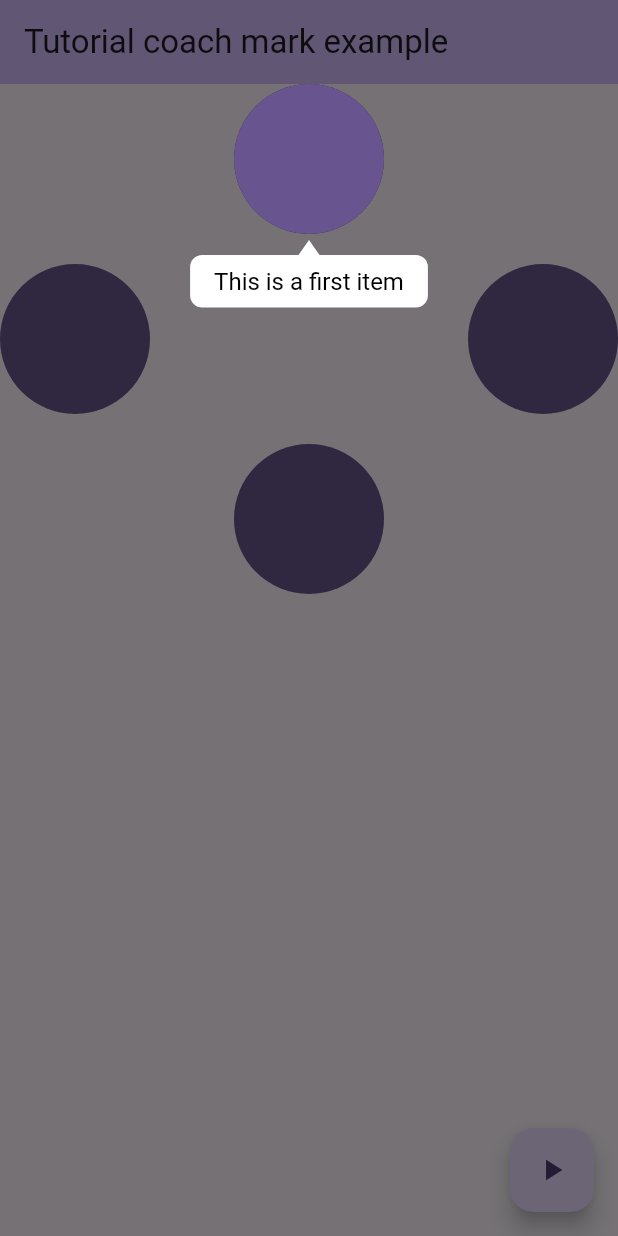
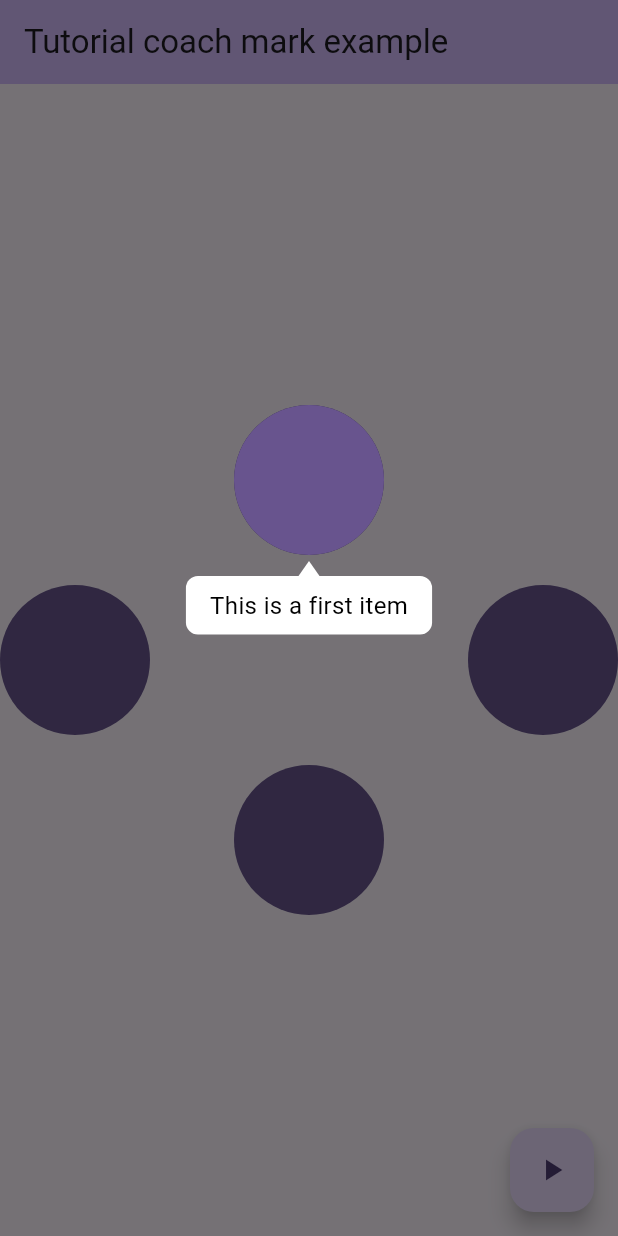
Before and after one commit to hongmono/flutter_tutorial, a Flutter app: the screen it shows after launch, after a tap on the "play arrow" icon, on a phone screen of 412 x 824 dp. Run offline on Flutter 3.47's test engine with Material 3 defaults, Android fonts, the phone set to English and light mode, and no system bars.

Commit message:
최대 사이즈 추가

```diff
--- a/example/lib/main.dart
+++ b/example/lib/main.dart
@@ -46,7 +46,7 @@ class _HomePageState extends State<HomePage> {
       ),
       body: Center(
         child: Column(
-          mainAxisAlignment: MainAxisAlignment.start,
+          mainAxisAlignment: MainAxisAlignment.center,
           children: <Widget>[
             TutorialItem(
               key: firstKey,
@@ -89,8 +89,13 @@ class _HomePageState extends State<HomePage> {
                 [TutorialItemMessage(targetKey: firstKey, message: 'This is a first item')],
                 [TutorialItemMessage(targetKey: secondKey, foregroundColor: Colors.white, message: 'This is a second item')],
                 [
-                  TutorialItemMessage(targetKey: thirdKey, foregroundColor: Colors.white, message: 'this is a third item'),
-                  TutorialItemMessage(targetKey: fourthKey, foregroundColor: Colors.red, message: 'this is a fourth item'),
+                  TutorialItemMessage(targetKey: thirdKey, foregroundColor: Colors.white),
+                  TutorialItemMessage(
+                    targetKey: fourthKey,
+                    foregroundColor: Colors.red,
+                    message:
+                        'this is a fourth itemthis is a fourth itemthis is a fourth itemthis is a fourth itemthis is a fourth itemthis is a fourth itemthis is a fourth itemthis is a fourth itemthis is a fourth itemthis is a fourth itemthis is a fourth item',
+                  ),
                 ],
               ],
             );
--- a/lib/src/tooltip_widget.dart
+++ b/lib/src/tooltip_widget.dart
@@ -214,14 +214,16 @@ class _TooltipWidgetState extends State<TooltipWidget> with SingleTickerProvider
     final size = renderBox.size;
     final position = renderBox.localToGlobal(Offset.zero);
     final centerPosition = Offset(position.dx + size.width / 2, position.dy + size.height / 2);
+    final maxWidth = MediaQuery.of(context).size.width - widget.horizontalPadding * 2;
 
     final Widget messageBox = Material(
       type: MaterialType.transparency,
       child: Container(
         key: messageBoxKey,
+        constraints: BoxConstraints(maxWidth: maxWidth),
         padding: messagePadding,
         decoration: messageDecoration,
-        child: RichText(text: TextSpan(text: message ?? '', style: messageStyle)),
+        child: Text(message ?? '', style: messageStyle, softWrap: true, textScaler: TextScaler.noScaling),
       ),
     );
 
@@ -236,8 +238,10 @@ class _TooltipWidgetState extends State<TooltipWidget> with SingleTickerProvider
       followerAnchor = Alignment.topCenter;
     }
 
-    final Size preferredSize = _textSize(message ?? '', messageStyle) + Offset(messagePadding.horizontal, messagePadding.vertical);
-    final double overflowWidth = (preferredSize.width - size.width) / 2;
+    double preferredWidth = _textSize(message ?? '', messageStyle).width + messagePadding.horizontal;
+    if (preferredWidth > maxWidth) preferredWidth = maxWidth;
+
+    final double overflowWidth = (preferredWidth - size.width) / 2;
     double dx;
 
     if (overflowWidth < 0) {
```
